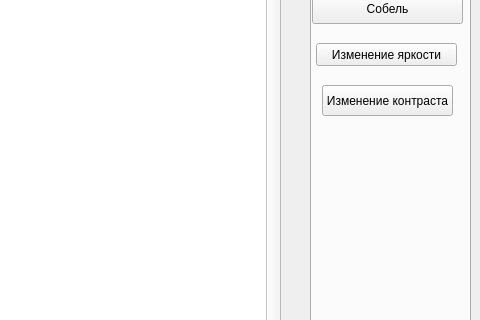
The window that mainwindow.ui (StenFox/Image) describes before a commit, drawn with Qt 5; both pictures show x 520 to 1000 and y 140 to 460 of the 1000 by 637 pixel window.
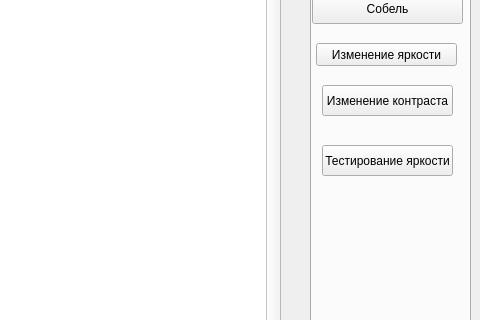
The same window after the commit.

Diff of the .ui file:
```diff
--- a/mainwindow.ui
+++ b/mainwindow.ui
@@ -137,6 +137,19 @@
        <string>Изменение контраста</string>
       </property>
      </widget>
+     <widget class="QPushButton" name="Test1">
+      <property name="geometry">
+       <rect>
+        <x>10</x>
+        <y>162</y>
+        <width>131</width>
+        <height>31</height>
+       </rect>
+      </property>
+      <property name="text">
+       <string>Тестирование яркости</string>
+      </property>
+     </widget>
     </widget>
     <widget class="QWidget" name="lab2">
      <attribute name="title">
```
